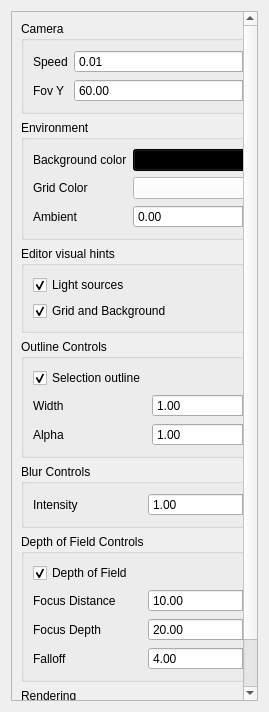
MarcFly/AGP-ShaderLearning, file Project3Root/Project3/ui/miscsettingswidget.ui: the form before one commit.
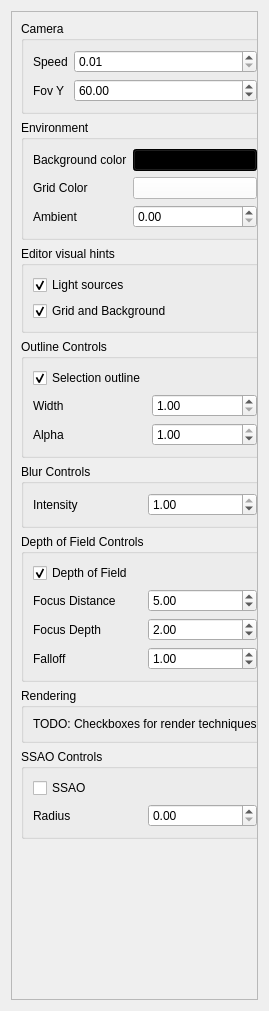
The form after the commit.

The edit to the form file:
```diff
--- a/Project3Root/Project3/ui/miscsettingswidget.ui
+++ b/Project3Root/Project3/ui/miscsettingswidget.ui
@@ -7,7 +7,7 @@
     <x>0</x>
     <y>0</y>
     <width>269</width>
-    <height>712</height>
+    <height>1011</height>
    </rect>
   </property>
   <property name="windowTitle">
@@ -28,7 +28,7 @@
         <x>0</x>
         <y>0</y>
         <width>249</width>
-        <height>692</height>
+        <height>991</height>
        </rect>
       </property>
       <layout class="QVBoxLayout" name="verticalLayout_4">
@@ -398,7 +398,7 @@
              <double>0.100000000000000</double>
             </property>
             <property name="value">
-             <double>10.000000000000000</double>
+             <double>5.000000000000000</double>
             </property>
            </widget>
           </item>
@@ -418,7 +418,7 @@
              <double>0.100000000000000</double>
             </property>
             <property name="value">
-             <double>20.000000000000000</double>
+             <double>2.000000000000000</double>
             </property>
            </widget>
           </item>
@@ -438,7 +438,7 @@
              <double>0.050000000000000</double>
             </property>
             <property name="value">
-             <double>4.000000000000000</double>
+             <double>1.000000000000000</double>
             </property>
            </widget>
           </item>
@@ -461,6 +461,32 @@
          </layout>
         </widget>
        </item>
+       <item>
+        <widget class="QGroupBox" name="groupBox_7">
+         <property name="title">
+          <string>SSAO Controls</string>
+         </property>
+         <layout class="QGridLayout" name="gridLayout_4">
+          <item row="0" column="0">
+           <widget class="QCheckBox" name="checkSSAO">
+            <property name="text">
+             <string>SSAO</string>
+            </property>
+           </widget>
+          </item>
+          <item row="1" column="0">
+           <widget class="QLabel" name="label_13">
+            <property name="text">
+             <string>Radius</string>
+            </property>
+           </widget>
+          </item>
+          <item row="1" column="1">
+           <widget class="QDoubleSpinBox" name="aoRadSpin"/>
+          </item>
+         </layout>
+        </widget>
+       </item>
        <item>
         <spacer name="verticalSpacer">
          <property name="orientation">
```
